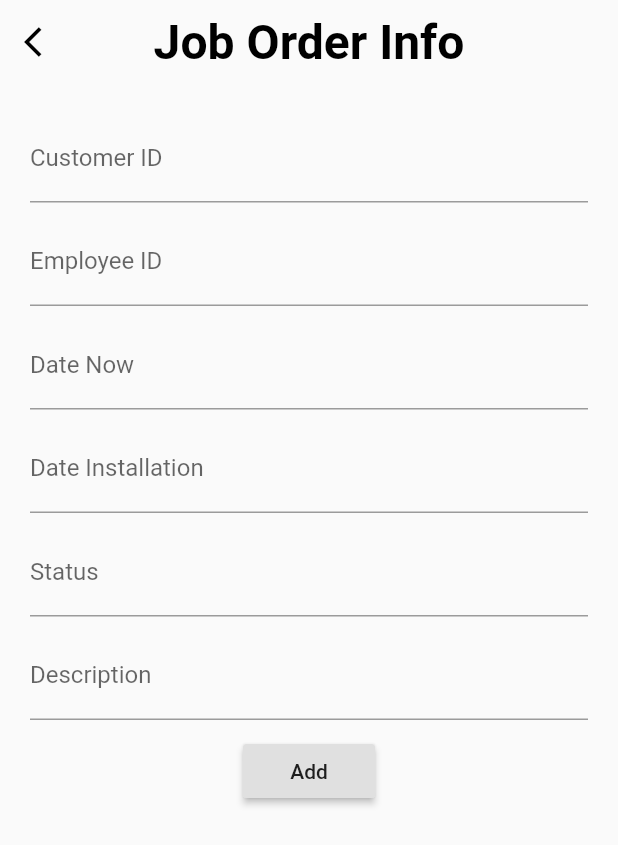
After one commit to sabsab-yeng/pis, a Flutter app: the JobInfo screen opened directly, on a phone screen of 412 x 824 dp. The commit adds this screen. Shown: the top 845 px of the screen. Run offline on Flutter 3.47's test engine with Material 2 defaults, Android fonts, the light colour scheme and no system bars; our stand-ins replace firebase_auth, firebase_database, firebase_messaging, flutter_calendar_carousel, flutter_local_notifications, font_awesome_flutter and 5 more; missing offline and left inert: firebase_core_web, flutter_email_sender, google_sign_in_web; accounts and stored records are empty.

Commit message:
Add job order page

```diff
--- /dev/null
+++ b/lib/ui/screens/drawer/joborder/job_data_helper.dart
@@ -0,0 +1,89 @@
+import 'dart:async';
+import 'package:path/path.dart';
+import 'package:pis/ui/screens/drawer/joborder/job_model.dart';
+import 'package:sqflite/sqflite.dart';
+
+class JobDatabaseHelper {
+  static final JobDatabaseHelper _instance = JobDatabaseHelper.internal();
+
+  factory JobDatabaseHelper() => _instance;
+
+  final String tableJob = 'employeeTable';
+  final String columnId = 'id';
+  final String columnCustomerID = 'custid';
+  final String columnEmpID = 'empid';
+  final String columnDateNow = 'datenow';
+  final String columnDateInstall = 'datein';
+  final String columnStatus = 'status';
+  // final String columnDes = 'description';
+
+  static Database _db;
+
+  JobDatabaseHelper.internal();
+
+  Future<Database> get db async {
+    if (_db != null) {
+      return _db;
+    }
+    _db = await initDb();
+
+    return _db;
+  }
+
+  initDb() async {
+    String databasesPath = await getDatabasesPath();
+    String path = join(databasesPath, 'joborder.db');
+    var db = await openDatabase(path, version: 1, onCreate: _onCreate);
+    return db;
+  }
+
+  void _onCreate(Database db, int newVersion) async {
+    await db.execute(
+        'CREATE TABLE $tableJob($columnId INTEGER PRIMARY KEY, $columnCustomerID TEXT, $columnEmpID TEXT, $columnDateNow TEXT, $columnDateInstall TEXT, $columnStatus TEXT)');
+  }
+
+  Future<int> saveEmployee(Job employee) async {
+    var dbClient = await db;
+    var result = await dbClient.insert(tableJob, employee.toMap());
+    return result;
+  }
+
+  Future<List> getAllJobs() async {
+    var dbClient = await db;
+    var result = await dbClient.query(tableJob, columns: [columnId, columnCustomerID, columnEmpID, columnDateNow, columnDateInstall, columnStatus]);
+    return result.toList();
+  }
+
+  Future<int> getCount() async {
+    var dbClient = await db;
+    return Sqflite.firstIntValue(await dbClient.rawQuery('SELECT COUNT(*) FROM $tableJob'));
+  }
+
+  Future<Job> getEmployee(int id) async {
+    var dbClient = await db;
+    List<Map> result = await dbClient.query(tableJob,
+        columns: [columnId, columnCustomerID, columnEmpID, columnDateNow, columnDateInstall, columnStatus],
+        where: '$columnId = ?',
+        whereArgs: [id]);
+    if (result.length > 0) {
+      return Job.fromMap(result.first);
+    }
+
+    return null;
+  }
+
+  Future<int> deleteJob(int id) async {
+    var dbClient = await db;
+    return await dbClient.delete(tableJob, where: '$columnId = ?', whereArgs: [id]);
+ }
+
+  Future<int> updateEmployee(Job job) async {
+    var dbClient = await db;
+    return await dbClient.update(tableJob, job.toMap(), where: "$columnId = ?", whereArgs: [job.id]);
+ }
+
+  Future close() async {
+    var dbClient = await db;
+    return dbClient.close();
+  }
+}
--- /dev/null
+++ b/lib/ui/screens/drawer/joborder/job_input_page.dart
@@ -0,0 +1,133 @@
+import 'package:flutter/material.dart';
+import 'package:pis/ui/screens/drawer/joborder/job_data_helper.dart';
+import 'package:pis/ui/screens/drawer/joborder/job_model.dart';
+
+import '../../../ui_constant.dart';
+
+class JobInfo extends StatefulWidget {
+  final Job job;
+  JobInfo(this.job);
+
+  @override
+  State<StatefulWidget> createState() => _JobInfoState();
+}
+
+class _JobInfoState extends State<JobInfo> {
+  JobDatabaseHelper db = JobDatabaseHelper();
+
+  TextEditingController _custIDController;
+  TextEditingController _empIDController;
+  TextEditingController _dateNowController;
+  TextEditingController _dateInstallController;
+  TextEditingController _statusController;
+  TextEditingController _descriptionController;
+
+  @override
+  void initState() {
+    super.initState();
+    _custIDController = TextEditingController(text: widget.job.custid);
+    _empIDController = TextEditingController(text: widget.job.empid);
+    _dateNowController = TextEditingController(text: widget.job.datenow);
+    _dateInstallController = TextEditingController(text: widget.job.dateInstall);
+    _statusController = TextEditingController(text: widget.job.status);
+    // _descriptionController =
+    //     TextEditingController(text: widget.job.description);
+  }
+
+  @override
+  Widget build(BuildContext context) {
+    return Scaffold(
+      appBar: AppBar(
+        title: Text(
+          'Job Order Info',
+          style: appbarTextStyle,
+        ),
+        centerTitle: true,
+        backgroundColor: appBarColor,
+        iconTheme: IconThemeData(color: appbarIconColor),
+        leading: IconButton(
+          icon: Icon(
+            Icons.arrow_back_ios,
+          ),
+          onPressed: () {
+            Navigator.pop(context);
+          },
+        ),
+        elevation: 0,
+      ),
+      body: SingleChildScrollView(
+        child: Container(
+          margin: EdgeInsets.all(20.0),
+          alignment: Alignment.center,
+          child: Column(
+            children: <Widget>[
+              TextField(
+                controller: _custIDController,
+                decoration: InputDecoration(labelText: 'Customer ID'),
+              ),
+              Padding(padding: EdgeInsets.all(5.0)),
+              TextField(
+                controller: _empIDController,
+                decoration: InputDecoration(labelText: 'Employee ID'),
+              ),
+              Padding(padding: EdgeInsets.all(5.0)),
+              TextField(
+                controller: _dateNowController,
+                decoration: InputDecoration(labelText: 'Date Now'),
+              ),
+              Padding(padding: EdgeInsets.all(5.0)),
+              TextField(
+                controller: _dateInstallController,
+                decoration: InputDecoration(labelText: 'Date Installation'),
+              ),
+              Padding(padding: EdgeInsets.all(5.0)),
+              TextField(
+                controller: _statusController,
+                decoration: InputDecoration(labelText: 'Status'),
+              ),
+              Padding(padding: EdgeInsets.all(5.0)),
+              TextField(
+                controller: _descriptionController,
+                decoration: InputDecoration(labelText: 'Description'),
+              ),
+              Padding(padding: EdgeInsets.all(5.0)),
+              RaisedButton(
+                child: (widget.job.id != null) ? Text('Update') : Text('Add'),
+                onPressed: () {
+                  if (widget.job.id != null) {
+                    db
+                        .updateEmployee(Job.fromMap({
+                      'id': widget.job.id,
+                      'custid': _custIDController.text,
+                      'empid': _empIDController.text,
+                      'datenow': _dateNowController.text,
+                      'datein': _dateInstallController.text,
+                      'status': _statusController.text,
+                      'description': _descriptionController.text,
+                    }))
+                        .then((_) {
+                      Navigator.pop(context, 'update');
+                    });
+                  } else {
+                    db
+                        .saveEmployee(Job(
+                      _custIDController.text,
+                      _empIDController.text,
+                      _dateNowController.text,
+                      _dateInstallController.text,
+                      _statusController.text,
+                      // _descriptionController.text
+                    ))
+                        .then((_) {
+                      Navigator.pop(context, 'save');
+                    });
+                  }
+                },
+              ),
+            ],
+          ),
+        ),
+      ),
+    );
+  }
+}
--- /dev/null
+++ b/lib/ui/screens/drawer/joborder/job_model.dart
@@ -0,0 +1,54 @@
+
+class Job {
+  int _id;
+  String _custID;
+  String _empID;
+  String _dateNow;
+  String _dateInstall;
+  String _status;
+  // String _description;
+
+  Job(this._custID,this._empID, this._dateNow, this._dateInstall, this._status);
+
+  Job.map(dynamic obj) {
+    this._id = obj['id'];
+    this._custID = obj['custid'];
+    this._empID = obj['empid'];
+    this._dateNow = obj['datenow'];
+    this._dateInstall = obj['datein'];
+    this._status = obj['status'];
+    // this._description = obj['desc'];
+  }
+
+  int get id => _id;
+  String get custid => _custID;
+  String get empid => _empID;
+  String get datenow => _dateNow;
+  String get dateInstall => _dateInstall;
+  String get status => _status;
+  // String get description => _description;
+  Map<String, dynamic> toMap() {
+    var map = new Map<String, dynamic>();
+    if (_id != null) {
+      map['id'] = _id;
+    }
+    map['custid'] = _custID;
+    map['empid'] = _empID;
+    map['datenow'] = _dateNow;
+    map['datein'] = _dateInstall;
+    map['status'] = _status;
+    // map['desc'] = _description;
+
+    return map;
+  }
+
+  Job.fromMap(Map<String, dynamic> map) {
+    this._id = map['id'];
+    this._custID = map['custid'];
+    this._empID = map['empid'];
+    this._dateNow = map['datenow'];
+    this._dateInstall = map['datein'];
+    this._status = map['status'];
+    // this._description = map['desc'];
+  }
+}
--- a/lib/ui/screens/drawer/management_page.dart
+++ b/lib/ui/screens/drawer/management_page.dart
@@ -4,6 +4,7 @@ import 'package:pis/ui/screens/drawer/example/home_page.dart';
 import 'package:pis/ui/screens/employee/employee_page.dart';
 import 'package:pis/ui/widgets/inkwell_widget.dart';
 import '../../ui_constant.dart';
+import 'joborder/job_page.dart';
 
 class ManagementPage extends StatefulWidget {
   @override
@@ -53,6 +54,8 @@ class _ManagementPageState extends State<ManagementPage> {
               Divider(),
               InkWellWidget(
                 onTap: () {
+                  Navigator.push(context,
+                      MaterialPageRoute(builder: (context) => JobPage()));
                 },
                 title: "Job Order",
               ),
```
Also changed, not shown: lib/ui/screens/drawer/joborder/job_page.dart (added, +183 -0 lines).
